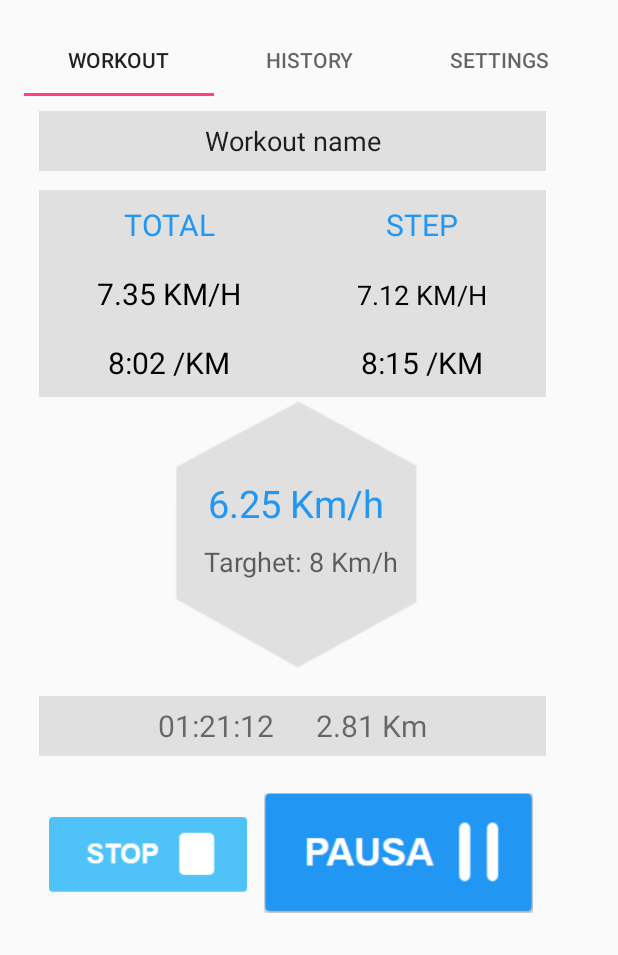
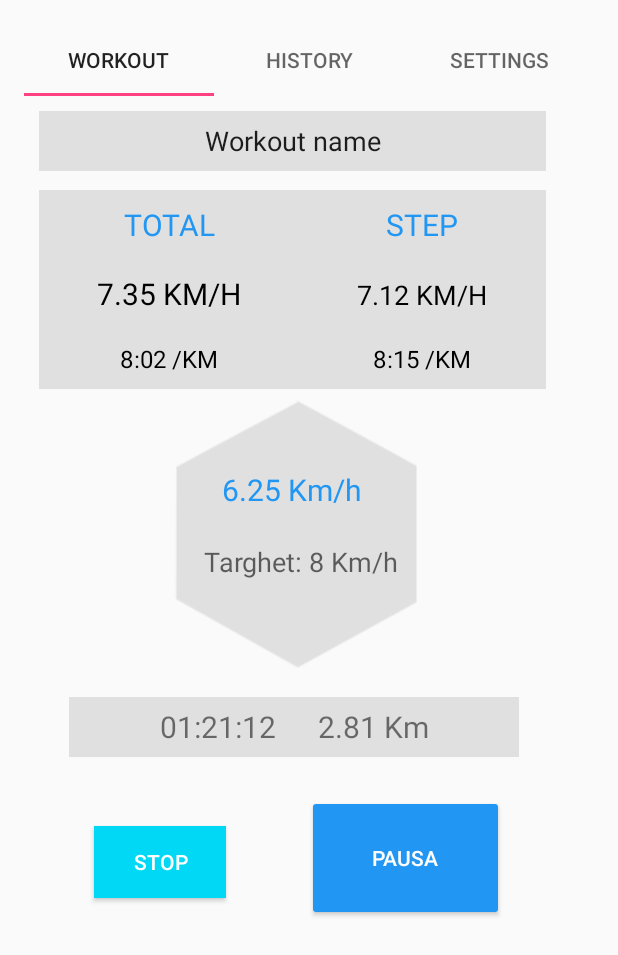
Before and after one commit to stefanolande/Qaddu, an Android app: the screen it shows after launch (MainActivity), on a phone screen of 412 x 824 dp. Shown: the top 955 px of the screen. Run offline under Robolectric (Android 15) with nearby library versions, the phone set to English and light mode, and no system bars.

Commit message:
Revert "Add pause and stop button"
This reverts commit cc67234ddb8a8925ae6aa0dd91459af7981bec53.

```diff
--- a/app/src/main/res/layout/fragment_workout.xml
+++ b/app/src/main/res/layout/fragment_workout.xml
@@ -93,7 +93,7 @@
                 android:text="8:02 /KM"
                 android:layout_weight="1"
                 android:textColor="#000000"
-                android:textSize="20dp"
+                android:textSize="16dp"
                 android:padding="9dip"
                 android:gravity="center"/>
 
@@ -102,7 +102,7 @@
                 android:text="8:15 /KM"
                 android:layout_weight="1"
                 android:textColor="#000000"
-                android:textSize="20dp"
+                android:textSize="16dp"
                 android:padding="9dip"
                 android:gravity="center"/>
         </TableRow>
@@ -147,7 +147,7 @@
     </TableLayout>
 
     <TextView
-        android:layout_width="338dp"
+        android:layout_width="300dp"
         android:layout_height="40dp"
         android:text="01:21:12      2.81 Km"
         android:textAlignment="center"
@@ -159,8 +159,32 @@
         android:gravity="center"
         android:textSize="20dp"
         android:layout_marginBottom="70dp"
-        android:layout_x="10dp"
-        android:layout_y="400dp" />
+        android:layout_x="30dp"
+        android:layout_y="401dp" />
+
+    <Button
+        android:layout_width="131dp"
+        android:layout_height="84dp"
+        android:text="PAUSA"
+        android:id="@+id/start_pause_button"
+        android:layout_alignParentBottom="true"
+        android:layout_alignStart="@+id/textView"
+        android:layout_x="189dp"
+        android:layout_y="466dp"
+        android:backgroundTint="#2196F3"
+        android:textColor="#ffffff" />
+
+    <Button
+        android:layout_width="wrap_content"
+        android:layout_height="wrap_content"
+        android:text="STOP"
+        android:id="@+id/stop_button"
+        android:layout_below="@+id/textView"
+        android:layout_alignEnd="@+id/textView"
+        android:layout_x="47dp"
+        android:layout_y="487dp"
+        android:textColor="#ffffff"
+        android:background="#00D8F5" />
 
     <TextView
         android:layout_width="124dp"
@@ -168,9 +192,9 @@
         android:textAppearance="?android:attr/textAppearanceLarge"
         android:text="6.25 Km/h"
         android:id="@+id/diooooo"
-        android:layout_x="119dp"
-        android:layout_y="246dp"
-        android:textSize="25dp"
+        android:layout_x="116dp"
+        android:layout_y="237dp"
+        android:textSize="20dp"
         android:gravity="center"
         android:textColor="#2196F3" />
 
@@ -183,21 +207,4 @@
         android:layout_x="120dp"
         android:layout_y="298dp" />
 
-    <ImageView
-        android:layout_width="132dp"
-        android:layout_height="51dp"
-        android:id="@+id/imageView2"
-        android:layout_x="17dp"
-        android:src="@drawable/stop_button"
-
-        android:layout_y="481dp" />
-
-    <ImageView
-        android:layout_width="179dp"
-        android:layout_height="wrap_content"
-        android:id="@+id/imageVsfwf"
-        android:layout_x="160dp"
-        android:src="@drawable/pause_button"
-
-        android:layout_y="454dp" />
 </AbsoluteLayout>
```
Also changed, not shown: app/src/main/res/drawable/pause_button.PNG (deleted), app/src/main/res/drawable/stop_button.PNG (deleted).
